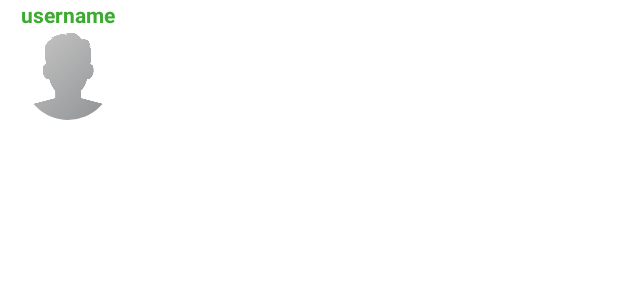
After one commit to SkSabbir420/Muhammad, an Android app: the layout video_post_title.xml on its own in the app's theme, with its tools: preview values and no code run, on a phone screen of 412 x 824 dp. The commit adds this screen. Shown: the top 300 px of the screen. Run offline under Robolectric (Android 15) with nearby library versions, the phone set to English and light mode, and no system bars.

Commit message:
Add Video Profile Title

```diff
--- a/app/src/main/java/com/islam/muhammad/main/AddPostVideoActivity.kt
+++ b/app/src/main/java/com/islam/muhammad/main/AddPostVideoActivity.kt
@@ -169,20 +169,20 @@ class AddPostVideoActivity : AppCompatActivity() {
                         val localtime  = LocalTime.now()
                         val date = DateTimeFormatter.ofPattern("dd/MM/yyyy").format(localdate).toString()
                         val time = DateTimeFormatter.ofPattern("HH:mm:ss").format(localtime).toString()
-
+                        val userId = FirebaseAuth.getInstance().currentUser!!.uid
 
 
                         val postMap = HashMap<String, Any>()
                         postMap["postid"] = postId!!
                         //postMap["description"] = description_post.text.toString().toLowerCase()
                         postMap["description"] = description_post_video.text.toString()
-                        postMap["publisher"] = FirebaseAuth.getInstance().currentUser!!.uid
+                        postMap["publisher"] = userId
                         postMap["postimage"] = myUrl
                         postMap["postDate"] = date
                         postMap["postTime"] = time
                         postMap["coverPhoto"] = myUrlPhoto
 
-                        ref.child(postId).updateChildren(postMap)
+                        ref.child(userId).child(postId).updateChildren(postMap)
 
                         progressDialog.dismiss()
                         //Toast.makeText(this, "Post upload successfully.\nWait for verification", Toast.LENGTH_LONG).show()
--- /dev/null
+++ b/app/src/main/res/layout/video_post_title.xml
@@ -0,0 +1,30 @@
+<?xml version="1.0" encoding="utf-8"?>
+<androidx.constraintlayout.widget.ConstraintLayout xmlns:android="http://schemas.android.com/apk/res/android"
+    android:layout_width="90dp"
+    android:layout_height="80dp"
+    xmlns:app="http://schemas.android.com/apk/res-auto">
+
+
+    <de.hdodenhof.circleimageview.CircleImageView
+        android:id="@+id/user_profile_image_post_title"
+        android:layout_width="60dp"
+        android:layout_height="60dp"
+        app:layout_constraintRight_toRightOf="parent"
+        app:layout_constraintTop_toBottomOf="@+id/profile_username_title"
+        app:layout_constraintLeft_toLeftOf="parent"
+        app:layout_constraintBottom_toBottomOf="parent"
+        android:src="@drawable/profile" />
+    <TextView
+        android:id="@+id/profile_username_title"
+        android:layout_width="wrap_content"
+        android:layout_height="20dp"
+        android:text="username"
+        android:textColor="@color/love"
+        android:textSize="14dp"
+        android:textStyle="bold"
+        app:layout_constraintRight_toRightOf="parent"
+        app:layout_constraintTop_toTopOf="parent"
+        app:layout_constraintLeft_toLeftOf="parent"
+        />
+
+</androidx.constraintlayout.widget.ConstraintLayout>
```
Also changed, not shown: app/src/main/java/com/islam/muhammad/adapter/VideoPostAdapter.kt (+19 -12 lines), app/src/main/java/com/islam/muhammad/adapter/VideoPostAdapterProfileTitle.kt (added, +96 -0 lines), app/src/main/java/com/islam/muhammad/fragments/HomeFragment.kt (+8 -4 lines), app/src/main/java/com/islam/muhammad/fragments/VideoFragment.kt (+97 -19 lines), app/src/main/java/com/islam/muhammad/main/MainActivity.kt (+9 -0 lines), app/src/main/java/com/islam/muhammad/model/VideoPostTitle.kt (added, +28 -0 lines), app/src/main/res/layout/fragment_video.xml (+20 -4 lines), app/src/main/res/layout/video_posts_layout.xml (+12 -0 lines).
